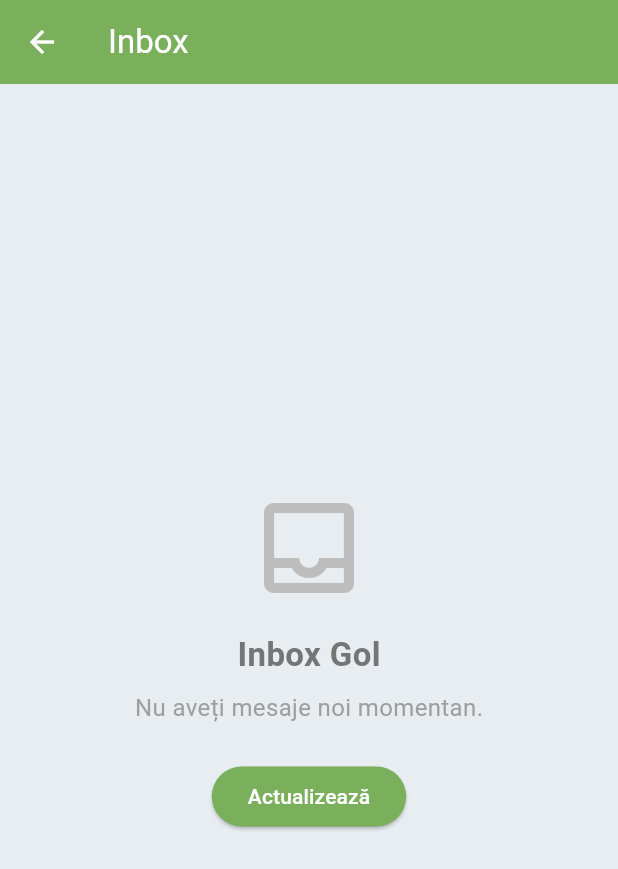
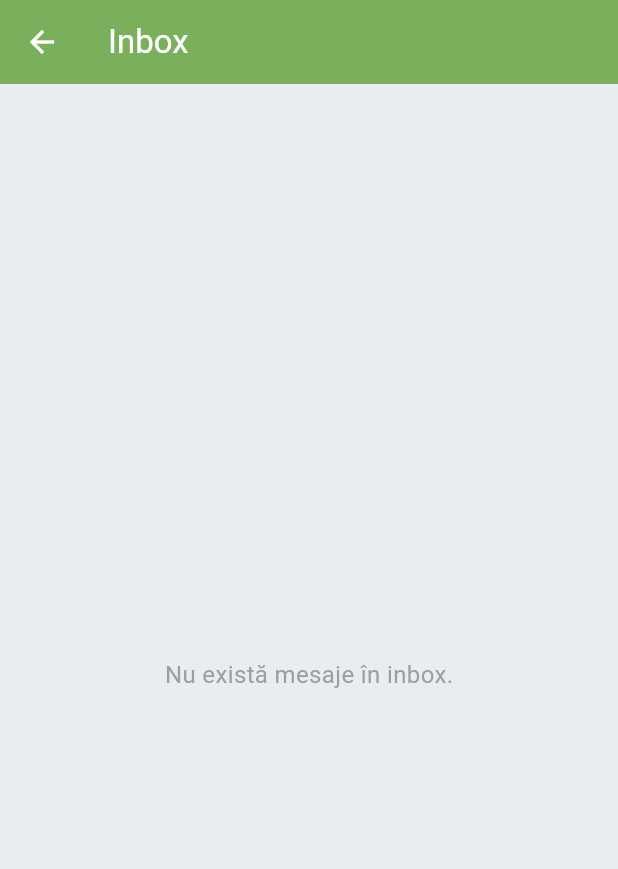
Before and after one commit to calinnedelcu/SchoolMate-final, a Flutter app: the ParentInboxPage screen opened directly, on a phone screen of 412 x 824 dp. Shown: the top 869 px of the screen. Run offline on Flutter 3.47's test engine with Material 3 defaults, Android fonts, the phone set to English and light mode, and no system bars; our stand-ins replace cloud_firestore, cloud_functions, firebase_auth, firebase_core, qr_flutter; missing offline and left inert: cryptography, mobile_scanner; accounts and stored records are empty.

Commit message:
Inbox functionalitate

```diff
--- a/lib/parent/parent_inbox_page.dart
+++ b/lib/parent/parent_inbox_page.dart
@@ -1,3 +1,4 @@
+import 'package:cloud_firestore/cloud_firestore.dart';
 import 'package:flutter/material.dart';
 
 class ParentInboxPage extends StatelessWidget {
@@ -5,54 +6,93 @@ class ParentInboxPage extends StatelessWidget {
 
   @override
   Widget build(BuildContext context) {
+    const Color primaryGreen = Color(0xFF7AAF5B);
     const Color bgGrey = Color(0xFFE7EDF0);
 
     return Scaffold(
       backgroundColor: bgGrey,
       appBar: AppBar(
         title: const Text("Inbox"),
-        backgroundColor: const Color(0xFF7AAF5B),
+        backgroundColor: primaryGreen,
         foregroundColor: Colors.white,
       ),
-      body: Container(
-        color: bgGrey,
-      child: Center(
-        child: Column(
-          mainAxisAlignment: MainAxisAlignment.center,
-          children: [
-            Icon(
-              Icons.inbox_outlined,
-              size: 80,
-              color: Colors.grey[400],
+      body: Padding(
+        padding: const EdgeInsets.fromLTRB(16, 20, 16, 0),
+        child: StreamBuilder<QuerySnapshot>(
+          stream: FirebaseFirestore.instance
+              .collection('leaveRequests')
+              .where('status', whereIn: ['approved', 'rejected'])
+              .orderBy('reviewedAt', descending: true)
+              .snapshots(),
+          builder: (context, snapshot) {
+            if (snapshot.hasError) {
+              return Center(child: Text("Eroare: ${snapshot.error}"));
+            }
+
+            if (!snapshot.hasData) {
+              return const Center(child: CircularProgressIndicator());
+            }
+
+            final docs = snapshot.data!.docs;
+
+            if (docs.isEmpty) {
+              return const Center(
+                child: Text(
+                  "Nu există mesaje în inbox.",
+                  style: TextStyle(color: Colors.grey, fontSize: 16),
                 ),
-            const SizedBox(height: 16),
-            Text(
-              "Inbox Gol",
-              style: TextStyle(
-                fontSize: 22,
+              );
+            }
+
+            return ListView.separated(
+              itemCount: docs.length,
+              separatorBuilder: (_, __) => const SizedBox(height: 12),
+              itemBuilder: (context, index) {
+                final data = docs[index].data() as Map<String, dynamic>;
+
+                final studentName = data['studentName'] ?? "Elev necunoscut";
+                final classId = data['classId'] ?? "-";
+                final reviewer = data['reviewedByName'] ?? "Necunoscut";
+                final time = data['timeText'] ?? "-";
+                final status = data['status'] ?? "pending";
+
+                final bool approved = status == 'approved';
+
+                return Card(
+                  elevation: 2,
+                  shape: RoundedRectangleBorder(
+                    borderRadius: BorderRadius.circular(16),
+                  ),
+                  child: ListTile(
+                    visualDensity: VisualDensity.compact,
+                    contentPadding: const EdgeInsets.fromLTRB(16, 4, 16, 4),
+                    leading: Icon(
+                      approved ? Icons.check_circle : Icons.cancel,
+                      color: approved ? Colors.green : Colors.red,
+                      size: 32,
+                    ),
+                    title: Text(
+                      approved ? "Cerere acceptată" : "Cerere respinsă",
+                      style: const TextStyle(
                         fontWeight: FontWeight.bold,
-                color: Colors.grey[600],
+                        fontSize: 18,
                       ),
                     ),
-            const SizedBox(height: 8),
-            Text(
-              "Nu aveți mesaje noi momentan.",
-              style: TextStyle(
-                fontSize: 16,
-                color: Colors.grey[500],
+                    subtitle: Column(
+                      crossAxisAlignment: CrossAxisAlignment.start,
+                      children: [
+                        const SizedBox(height: 0),
+                        Text("Elev: $studentName"),
+                        Text("Clasa: $classId"),
+                        Text("De la: $reviewer"),
+                        Text("Ora: $time"),
+                      ],
                     ),
                   ),
-            const SizedBox(height: 24),
-            ElevatedButton(
-              onPressed: () {},
-              style: ElevatedButton.styleFrom(
-                backgroundColor: const Color(0xFF7AAF5B),
-                foregroundColor: Colors.white,
-              ),
-              child: const Text("Actualizează"),
-            )
-          ],
-        ),
+                );
+              },
+            );
+          },
         ),
       ),
     );
```
Also changed, not shown: lib/ParinteInterface/parent_dashboard_page.dart (deleted, +0 -219 lines), lib/parent/parent_home.dart (added, +148 -0 lines), lib/parent/parent_home_page.dart (+29 -3 lines), lib/parent/parent_requests_page.dart (+7 -6 lines). Lines whose indentation alone changed are shown as unchanged.
